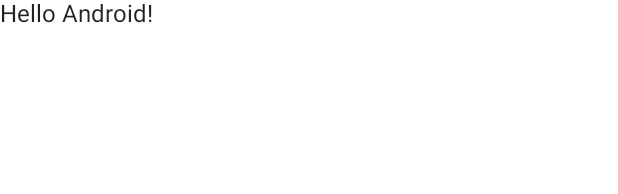
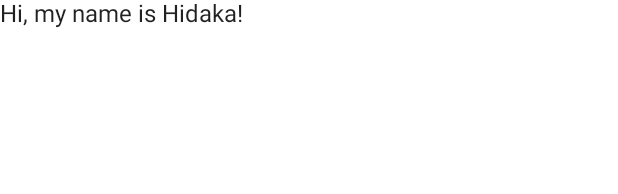
Before and after one commit to ryohidaka/Codelab-GreetingCard, an Android app built with Jetpack Compose: the @Preview function DefaultPreview, on a phone screen of 412 x 824 dp. Shown: the top 194 px of the screen. Run offline under Robolectric (Android 15) with nearby library versions, the phone set to English and light mode, and no system bars.

Commit message:
update: グリーティングカードの文言を変更
5. テキストを更新する
https://developer.android.com/codelabs/basic-android-kotlin-compose-first-app?continue=https%3A%2F%2Fdeveloper.android.com%2Fcourses%2Fpathways%2Fandroid-basics-compose-unit-1-pathway-2&hl=ja#4

```diff
--- a/app/src/main/java/com/example/greetingcard/MainActivity.kt
+++ b/app/src/main/java/com/example/greetingcard/MainActivity.kt
@@ -28,13 +28,13 @@ class MainActivity : ComponentActivity() {
 
 @Composable
 fun Greeting(name: String) {
-    Text(text = "Hello $name!")
+    Text(text = "Hi, my name is $name!")
 }
 
 @Preview(showBackground = true)
 @Composable
 fun DefaultPreview() {
     GreetingCardTheme {
-        Greeting("Android")
+        Greeting("Hidaka")
     }
 }
```
